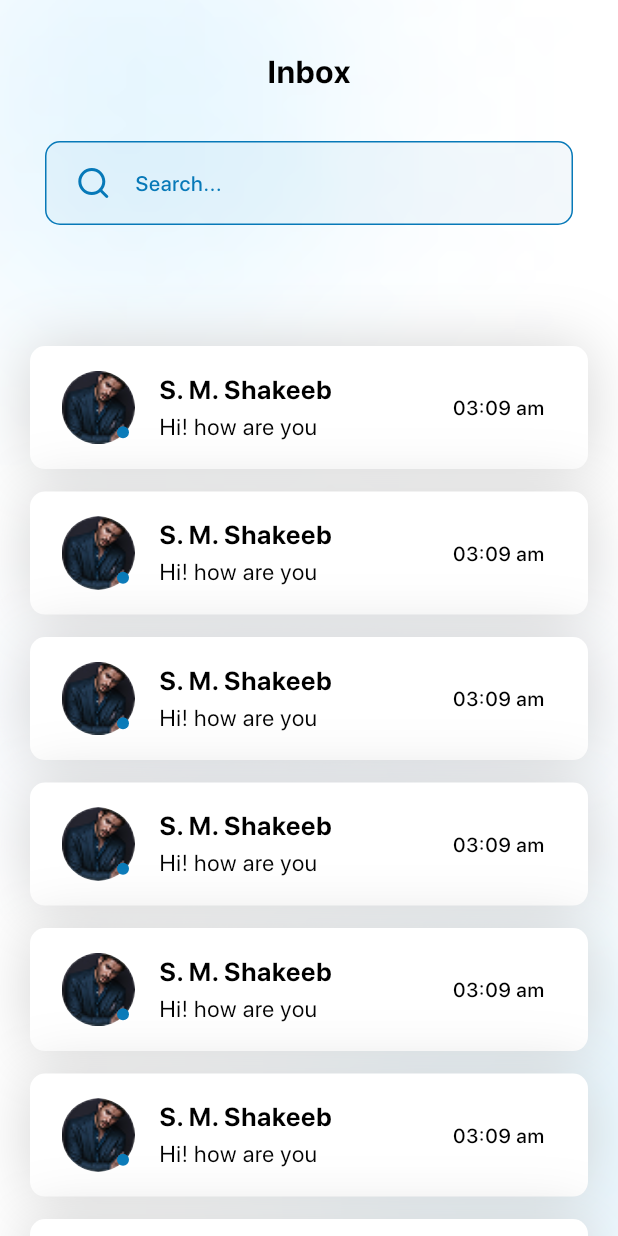
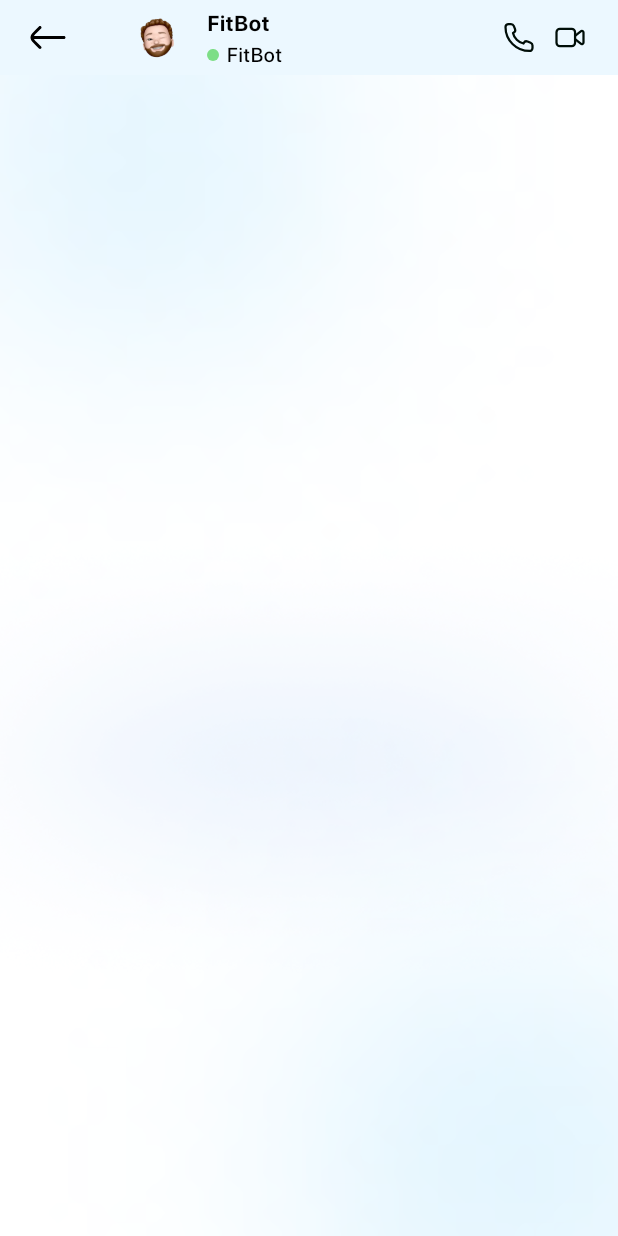
Before and after one commit to syedmuhammadshakeeb/karachi_connect, a Flutter app: the ChatScreen screen opened directly, after a tap on "S. M. Shakeeb", on a phone screen of 412 x 824 dp. Run offline on Flutter 3.47's test engine with Material 3 defaults, Android fonts, the phone set to English and light mode, and no system bars; our stand-ins replace bloc, cached_network_image, curved_labeled_navigation_bar, dotted_border, firebase_core, flutter_bloc and 3 more; accounts and stored records are empty; project files that could hold a hidden picture were left out.

Commit message:
new ui fixes

```diff
--- a/lib/component/circular_Icon_widget/cisrcular_icon_widget.dart
+++ b/lib/component/circular_Icon_widget/cisrcular_icon_widget.dart
@@ -1,10 +1,14 @@
 import 'package:flutter/material.dart';
+import 'package:flutter_svg/svg.dart';
 import 'package:karachi_connect/utils/constants/colors.dart';
 
 class CisrcularIconWidget extends StatelessWidget {
   final double? size;
   final IconData? icon;
-  const CisrcularIconWidget({super.key, this.size, this.icon});
+  final String? svgIcon;
+  final Color? color;
+  const CisrcularIconWidget(
+      {super.key, this.size, this.icon, this.svgIcon, this.color});
 
   @override
   Widget build(BuildContext context) {
@@ -17,9 +21,15 @@ class CisrcularIconWidget extends StatelessWidget {
         border: Border.all(color: AppColors.greyb4, width: 1),
       ),
       child: Center(
-          child: Icon(
-        icon,
-      )),
+          child: svgIcon != null
+              ? SvgPicture.asset(
+                  svgIcon!,
+                  colorFilter: ColorFilter.mode(
+                      color ?? AppColors.black, BlendMode.srcIn),
+                )
+              : Icon(
+                  icon,
+                )),
     );
   }
 }
--- a/lib/component/custom_sliver_scroll/custom_sliver_scroll_widget.dart
+++ b/lib/component/custom_sliver_scroll/custom_sliver_scroll_widget.dart
@@ -3,8 +3,6 @@ import 'package:flutter_bloc/flutter_bloc.dart';
 import 'package:karachi_connect/bloc/profile_screen_bloc/profile_tabbar_bloc/profile_tabbar_bloc.dart';
 import 'package:karachi_connect/bloc/profile_screen_bloc/profile_tabbar_bloc/profile_tabbar_events.dart';
 import 'package:karachi_connect/bloc/profile_screen_bloc/profile_tabbar_bloc/profile_tabbar_state.dart';
-import 'package:karachi_connect/bloc/tab_bar_bloc/tabbar_bloc.dart';
-import 'package:karachi_connect/bloc/tab_bar_bloc/tabbar_states.dart';
 import 'package:karachi_connect/component/circular_Icon_widget/cisrcular_icon_widget.dart';
 import 'package:karachi_connect/component/custom_sliver_scroll/circular_profile_component.dart';
 import 'package:karachi_connect/component/custom_sliver_scroll/component/list_user_bio_widget.dart';
@@ -79,7 +77,7 @@ class _CustomSliverScrollWidgetState extends State<CustomSliverScrollWidget> {
   }
 
   void _scrollListener() {
-    const double threshold = 120.0;
+    double threshold = MediaQuery.of(context).size.width / 1.4;
     if (_scrollController.offset > threshold && !_isScrolled) {
       setState(() {
         _isScrolled = true;
@@ -133,7 +131,8 @@ class _CustomSliverScrollWidgetState extends State<CustomSliverScrollWidget> {
                             ),
                             SizedBox(width: 10),
                             CisrcularIconWidget(
-                              icon: Icons.chat_outlined,
+                              // icon: Icons.chat_outlined,
+                              svgIcon: AppIcons.chatIcon,
                               size: 36,
                             ),
                             SizedBox(
@@ -209,7 +208,7 @@ class _CustomSliverScrollWidgetState extends State<CustomSliverScrollWidget> {
                                           width: 10,
                                         ),
                                         const CisrcularIconWidget(
-                                          icon: Icons.chat_outlined,
+                                          svgIcon: AppIcons.chatIcon,
                                           size: 36,
                                         ),
                                         const SizedBox(
--- a/lib/routes/route_name.dart
+++ b/lib/routes/route_name.dart
@@ -7,4 +7,5 @@ class RouteName {
   static const String askingSignInScreen = 'askingSignIn_screen';
   static const String documentUploadScreen = 'documentUploadScreen_screen';
   static const String accountSucessfullScreen = 'accountSucessfullScreen_screen';
+  static const String chattingScreen = 'chatting_screen';
 }
--- a/lib/routes/routes.dart
+++ b/lib/routes/routes.dart
@@ -2,6 +2,7 @@ import 'package:flutter/material.dart';
 import 'package:karachi_connect/routes/route_name.dart';
 import 'package:karachi_connect/screens/account_sucessfull_screen/account_sucessfull_screen.dart';
 import 'package:karachi_connect/screens/asking_signin_screen/asking_signin_screen.dart';
+import 'package:karachi_connect/screens/chatting_screen/chatting_screen.dart';
 import 'package:karachi_connect/screens/document_upload_screen/document_upload_screen.dart';
 import 'package:karachi_connect/screens/login_screen/login_screen.dart';
 
@@ -39,6 +40,9 @@ class Routes {
       case RouteName.documentUploadScreen:
         return getPageRoute(const DocumentUploadScreen(),
             transition: PageTransitionType.leftToRight);
+      case RouteName.chattingScreen:
+        return getPageRoute(const ChattingScreen(),
+            transition: PageTransitionType.leftToRight);
       case RouteName.signUpScreen:
         SignupScreenArguemnt args = settings.arguments as SignupScreenArguemnt;
         return getPageRoute(
--- a/lib/screens/chat_screen/chat_screen.dart
+++ b/lib/screens/chat_screen/chat_screen.dart
@@ -3,6 +3,7 @@ import 'package:karachi_connect/component/chat_component/chat_profile_card.dart'
 import 'package:karachi_connect/component/custom_text_field/custom_text_field.dart';
 import 'package:karachi_connect/component/loading_image/loading_image.dart';
 import 'package:karachi_connect/component/text/custom_text.dart';
+import 'package:karachi_connect/routes/route_name.dart';
 import 'package:karachi_connect/utils/constants/colors.dart';
 import 'package:karachi_connect/utils/constants/icons.dart';
 import 'package:karachi_connect/utils/constants/images.dart';
@@ -71,7 +72,9 @@ class ChatScreen extends StatelessWidget {
                     lastMessage: 'Hi! how are you',
                     profileName: 'S. M. Shakeeb',
                     time: '03:09 am',
-                    onTap: () {},
+                    onTap: () {
+                      Navigator.pushNamed(context, RouteName.chattingScreen);
+                    },
                     image: AppImages.person,
                     onlineColor: AppColors.blue07,
                   ),
--- /dev/null
+++ b/lib/screens/chatting_screen/chatting_screen.dart
@@ -0,0 +1,33 @@
+import 'package:flutter/material.dart';
+import 'package:karachi_connect/component/loading_image/loading_image.dart';
+import 'package:karachi_connect/component/profile_component/circular_profile_image.dart';
+import 'package:karachi_connect/component/text/custom_text.dart';
+import 'package:karachi_connect/screens/chatting_screen/component/chatting_screen_appbar.dart';
+import 'package:karachi_connect/utils/constants/colors.dart';
+import 'package:karachi_connect/utils/constants/icons.dart';
+import 'package:karachi_connect/utils/constants/images.dart';
+import 'package:karachi_connect/utils/styles/text_styles.dart';
+
+class ChattingScreen extends StatelessWidget {
+  const ChattingScreen({super.key});
+
+  @override
+  Widget build(BuildContext context) {
+    return Scaffold(
+      appBar: const PreferredSize(
+          preferredSize: Size.fromHeight(50), child: ChattingScreenAppbar()),
+      body: Container(
+        width: MediaQuery.of(context).size.width,
+        decoration: const BoxDecoration(
+          image: DecorationImage(
+              image: AssetImage(AppImages.bgImage), fit: BoxFit.cover),
+        ),
+        child: const Column(
+          children: [
+
+          ],
+        ),
+      ),
+    );
+  }
+}
--- /dev/null
+++ b/lib/screens/chatting_screen/component/chatting_screen_appbar.dart
@@ -0,0 +1,69 @@
+import 'package:flutter/material.dart';
+import 'package:karachi_connect/component/loading_image/loading_image.dart';
+import 'package:karachi_connect/component/profile_component/circular_profile_image.dart';
+import 'package:karachi_connect/component/text/custom_text.dart';
+import 'package:karachi_connect/utils/constants/colors.dart';
+import 'package:karachi_connect/utils/constants/icons.dart';
+import 'package:karachi_connect/utils/constants/images.dart';
+import 'package:karachi_connect/utils/styles/text_styles.dart';
+
+class ChattingScreenAppbar extends StatelessWidget {
+  const ChattingScreenAppbar({super.key});
+
+  @override
+  Widget build(BuildContext context) {
+    return  AppBar(
+      backgroundColor: AppColors.blueEC,
+      leading: Padding(
+        padding: const EdgeInsets.all(12.0).copyWith(left: 20),
+        child: const LoadingImage(
+          image: AppIcons.backArrowIcon,
+          width: 16,
+          height: 10,
+          color: AppColors.black,
+          boxfit: BoxFit.fitWidth,
+        ),
+      ),
+      title: const ListTile(
+        leading: CircularProfileImage(
+          image: AppImages.profileImage,
+          height: 34,
+          width: 34,
+        ),
+        title: CustomText(
+          text: 'FitBot',
+          style: AppTextStyles.black15w700,
+        ),
+        subtitle: Row(
+          mainAxisSize: MainAxisSize.min,
+          children: [
+            LoadingImage(
+              image: AppIcons.greenOnlineIcon,
+            ),
+            SizedBox(
+              width: 5,
+            ),
+            CustomText(
+              text: 'FitBot',
+              style: AppTextStyles.black14w500,
+            ),
+          ],
+        ),
+      ),
+      actions: const [
+        LoadingImage(
+          image: AppIcons.phoneCallIcon,
+        ),
+        SizedBox(
+          width: 10,
+        ),
+        LoadingImage(
+          image: AppIcons.videoCallIcon,
+        ),
+        SizedBox(
+          width: 20,
+        ),
+      ],
+    );
+  }
+}
--- a/lib/utils/constants/icons.dart
+++ b/lib/utils/constants/icons.dart
@@ -24,4 +24,12 @@ class AppIcons {
   static const String portfolioLinkIcon =
       'assets/icons/portfolio_link_icon.svg';
   static const String locationIcon = 'assets/icons/location_icon.svg';
+  static const String sendMessageIcon = 'assets/icons/send_message_icon.svg';
+  static const String audioMessageIcon = 'assets/icons/audio_message_icon.svg';
+  static const String backArrowIcon = 'assets/icons/back_arrow_icon.svg';
+  static const String greenOnlineIcon = 'assets/icons/online_green_icon.svg';
+  static const String uploadFilesIcon = 'assets/icons/upload_files_icon.svg';
+  static const String videoCallIcon = 'assets/icons/video.svg';
+  static const String phoneCallIcon = 'assets/icons/Call.svg';
+  static const String cameraIcon = 'assets/icons/camera_icon.svg';
 }
--- a/lib/utils/styles/text_styles.dart
+++ b/lib/utils/styles/text_styles.dart
@@ -105,6 +105,12 @@ class AppTextStyles {
     fontFamily: 'SFPRODISPLAY',
     color: AppColors.black,
   );
+  static const TextStyle black14wbold = TextStyle(
+    fontSize: 14,
+    fontWeight: FontWeight.bold,
+    fontFamily: 'SFPRODISPLAY',
+    color: AppColors.black,
+  );
   static const TextStyle black16w500 = TextStyle(
     fontSize: 16,
     fontWeight: FontWeight.w500,
```
Also changed, not shown: assets/icons/Call.svg (added), assets/icons/audio_message_icon.svg (added), assets/icons/back_arrow_icon.svg (added), assets/icons/camera_icon.svg (added), assets/icons/online_green_icon.svg (added), assets/icons/send_message_icon.svg (added), assets/icons/upload_files_icon.svg (added), assets/icons/video.svg (added), 4 other files.
